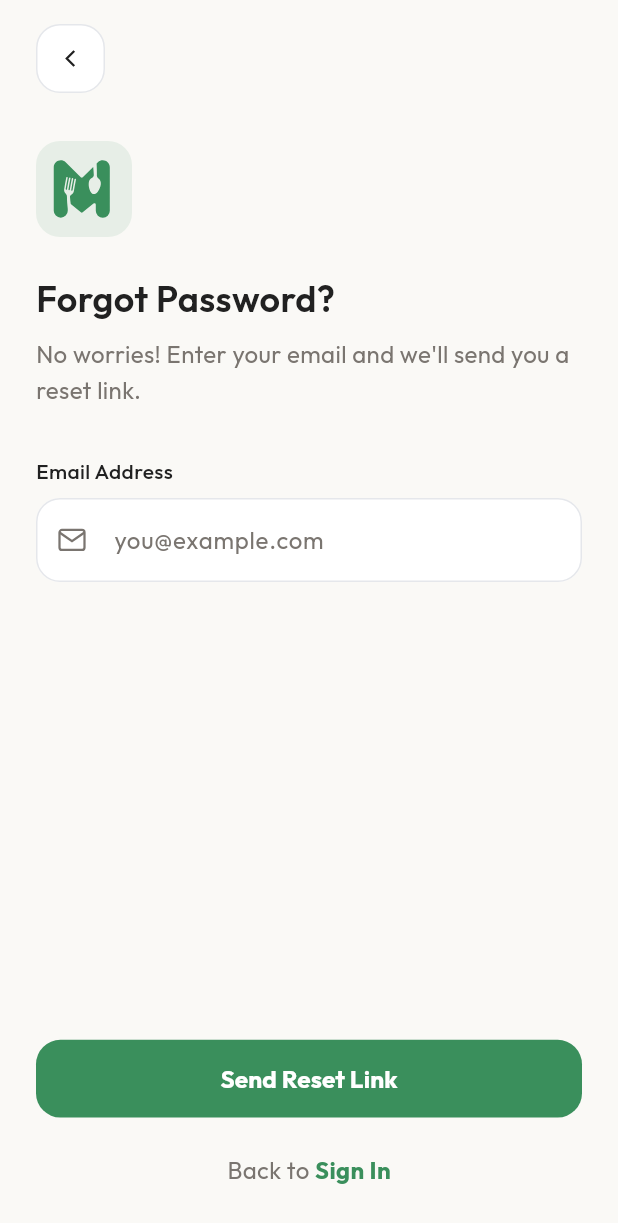
After one commit to Betopia24/sami-nawari-daily-meal-and-grocery-app, a Flutter app: the ForgotpasswordView screen opened by its route, on a phone screen of 412 x 824 dp. The commit adds this screen. Shown: the top 1223 px of the screen. Run offline on Flutter 3.47's test engine with Material 3 defaults, Android fonts, the phone set to English and light mode, and no system bars; our stand-ins replace flutter_screenutil, flutter_svg, get, google_fonts, pinput.

Commit message:
Forgot password and otp screen ui completed

```diff
--- /dev/null
+++ b/lib/app/modules/common/auth/forgotpassword/controllers/forgotpassword_controller.dart
@@ -0,0 +1,38 @@
+import 'package:flutter/widgets.dart';
+import 'package:get/get.dart';
+
+import '../../../../../routes/app_routes.dart';
+
+class ForgotpasswordController extends GetxController {
+  final formKey = GlobalKey<FormState>();
+  final emailController = TextEditingController();
+
+  @override
+  void onClose() {
+    emailController.dispose();
+    super.onClose();
+  }
+
+  String? validateEmail(String? value) {
+    if (value == null || value.isEmpty) {
+      return 'Email is required';
+    }
+    // Basic email validation
+    final emailRegex = RegExp(r'^[\w-\.]+@([\w-]+\.)+[\w-]{2,4}$');
+    if (!emailRegex.hasMatch(value)) {
+      return 'Please enter a valid email address';
+    }
+    return null;
+  }
+
+  void sendResetLink() {
+    if (formKey.currentState!.validate()) {
+      print('Send Reset Link clicked');
+      Get.toNamed(Routes.otp, arguments: emailController.text);
+    }
+  }
+
+  void goBackToSignIn() {
+    Get.back();
+  }
+}
--- /dev/null
+++ b/lib/app/modules/common/auth/forgotpassword/views/forgotpassword_view.dart
@@ -0,0 +1,140 @@
+import 'package:flutter/material.dart';
+import 'package:flutter_svg/flutter_svg.dart';
+import 'package:get/get.dart';
+import 'package:google_fonts/google_fonts.dart';
+
+import '../../../../../../core/utils/app_assets.dart';
+import '../../../../../../core/utils/app_colors.dart';
+import '../../../../../../core/utils/app_strings.dart';
+import '../../../../../widgets/custom_text_field.dart';
+import '../../../../../widgets/primary_button.dart';
+import '../../widgets/auth_footer.dart';
+import '../controllers/forgotpassword_controller.dart';
+
+class ForgotpasswordView extends GetView<ForgotpasswordController> {
+  const ForgotpasswordView({super.key});
+
+  @override
+  Widget build(BuildContext context) {
+    return Scaffold(
+      backgroundColor: AppColors.background,
+      body: SafeArea(
+        child: Column(
+          crossAxisAlignment: CrossAxisAlignment.start,
+          children: [
+            Padding(
+              padding: const EdgeInsets.only(left: 24.0, top: 16.0),
+              child: GestureDetector(
+                onTap: controller.goBackToSignIn,
+                child: Container(
+                  padding: const EdgeInsets.all(12),
+                  decoration: BoxDecoration(
+                    color: Colors.white,
+                    borderRadius: BorderRadius.circular(16),
+                    border: Border.all(color: const Color(0xFFE5E7EB)),
+                  ),
+                  child: SvgPicture.asset(
+                    AppAssets.backArrowIcon,
+                    width: 20,
+                    height: 20,
+                    colorFilter: const ColorFilter.mode(
+                      AppColors.textPrimary,
+                      BlendMode.srcIn,
+                    ),
+                  ),
+                ),
+              ),
+            ),
+            Expanded(
+              child: CustomScrollView(
+                slivers: [
+                  SliverFillRemaining(
+                    hasScrollBody: false,
+                    child: Padding(
+                      padding: const EdgeInsets.symmetric(horizontal: 24.0),
+                      child: Form(
+                        key: controller.formKey,
+                        child: Column(
+                          crossAxisAlignment: CrossAxisAlignment.start,
+                          children: [
+                            const SizedBox(height: 32),
+                            Container(
+                              width: 64,
+                              height: 64,
+                              decoration: BoxDecoration(
+                                color: AppColors.primary.withValues(alpha: 0.1),
+                                borderRadius: BorderRadius.circular(16),
+                              ),
+                              child: Center(
+                                child: Transform.scale(
+                                  scale: 5,
+                                  child: SvgPicture.asset(
+                                    AppAssets.logoSvg,
+                                    width: 24,
+                                    height: 24,
+                                    colorFilter: const ColorFilter.mode(
+                                      AppColors.primary,
+                                      BlendMode.srcIn,
+                                    ),
+                                  ),
+                                ),
+                              ),
+                            ),
+                            const SizedBox(height: 24),
+                            Text(
+                              AppStrings.forgotPasswordTitle,
+                              style: GoogleFonts.outfit(
+                                fontSize: 24,
+                                fontWeight: FontWeight.w600,
+                                color: AppColors.textPrimary,
+                              ),
+                            ),
+                            const SizedBox(height: 8),
+                            Text(
+                              AppStrings.forgotPasswordSubtitle,
+                              style: GoogleFonts.outfit(
+                                fontSize: 16,
+                                color: AppColors.textSecondary,
+                                height: 1.5,
+                              ),
+                            ),
+                            const SizedBox(height: 32),
+                            // Email Field
+                            CustomTextField(
+                              label: AppStrings.emailLabel,
+                              hint: AppStrings.emailHint,
+                              prefixIcon: AppAssets.mailIcon,
+                              controller: controller.emailController,
+                              keyboardType: TextInputType.emailAddress,
+                              validator: controller.validateEmail,
+                            ),
+                            const Spacer(),
+                            const SizedBox(height: 32),
+                            // Send Reset Link Button
+                            PrimaryButton(
+                              text: AppStrings.sendResetLink,
+                              onPressed: controller.sendResetLink,
+                              showArrow: false,
+                            ),
+                            const SizedBox(height: 24),
+                            // Back to Sign In
+                            AuthFooter(
+                              text: AppStrings.backtoText,
+                              actionText: AppStrings.signIn,
+                              onActionPressed: controller.goBackToSignIn,
+                            ),
+                            const SizedBox(height: 32),
+                          ],
+                        ),
+                      ),
+                    ),
+                  ),
+                ],
+              ),
+            ),
+          ],
+        ),
+      ),
+    );
+  }
+}
--- a/lib/app/modules/common/auth/signin/controllers/signin_controller.dart
+++ b/lib/app/modules/common/auth/signin/controllers/signin_controller.dart
@@ -59,6 +59,10 @@ class SigninController extends GetxController {
     Get.offNamed(Routes.signup);
   }
 
+  void goToForgotPassword() {
+    Get.toNamed(Routes.forgotpassword);
+  }
+
   void continueWithGoogle() {
     // Implement Google sign in
   }
--- a/lib/app/modules/common/auth/signin/views/signin_view.dart
+++ b/lib/app/modules/common/auth/signin/views/signin_view.dart
@@ -115,9 +115,7 @@ class SigninView extends GetView<SigninController> {
                         ],
                       ),
                       TextButton(
-                        onPressed: () {
-                          // Implement forgot password
-                        },
+                        onPressed: controller.goToForgotPassword,
                         style: TextButton.styleFrom(
                           padding: EdgeInsets.zero,
                           minimumSize: Size.zero,
--- a/lib/app/routes/app_pages.dart
+++ b/lib/app/routes/app_pages.dart
@@ -9,6 +9,10 @@ import '../modules/common/auth/signup/bindings/signup_binding.dart';
 import '../modules/common/auth/signup/views/signup_view.dart';
 import '../modules/common/auth/signin/bindings/signin_binding.dart';
 import '../modules/common/auth/signin/views/signin_view.dart';
+import '../modules/common/auth/forgotpassword/bindings/forgotpassword_binding.dart';
+import '../modules/common/auth/forgotpassword/views/forgotpassword_view.dart';
+import '../modules/common/auth/otp/bindings/otp_binding.dart';
+import '../modules/common/auth/otp/views/otp_view.dart';
 import 'app_routes.dart';
 
 class AppPages {
@@ -42,5 +46,15 @@ class AppPages {
       page: () => const SigninView(),
       binding: SigninBinding(),
     ),
+    GetPage(
+      name: Routes.forgotpassword,
+      page: () => const ForgotpasswordView(),
+      binding: ForgotpasswordBinding(),
+    ),
+    GetPage(
+      name: Routes.otp,
+      page: () => const OtpView(),
+      binding: OtpBinding(),
+    ),
   ];
 }
--- a/lib/app/routes/app_routes.dart
+++ b/lib/app/routes/app_routes.dart
@@ -6,6 +6,8 @@ abstract class Routes {
   static const welcomeauth = _Paths.welcomeauth;
   static const signup = _Paths.signup;
   static const signin = _Paths.signin;
+  static const forgotpassword = _Paths.forgotpassword;
+  static const otp = _Paths.otp;
 }
 
 abstract class _Paths {
@@ -16,4 +18,6 @@ abstract class _Paths {
   static const welcomeauth = '/welcomeauth';
   static const signup = '/signup';
   static const signin = '/signin';
+  static const forgotpassword = '/forgotpassword';
+  static const otp = '/otp';
 }
--- a/lib/app/widgets/custom_text_field.dart
+++ b/lib/app/widgets/custom_text_field.dart
@@ -34,6 +34,7 @@ class CustomTextField extends StatefulWidget {
 
 class _CustomTextFieldState extends State<CustomTextField> {
   late FocusNode _focusNode;
+  final GlobalKey<FormFieldState> _fieldKey = GlobalKey<FormFieldState>();
   bool _hasLostFocus = false;
 
   @override
@@ -72,6 +73,7 @@ class _CustomTextFieldState extends State<CustomTextField> {
         ),
         const SizedBox(height: 8),
         TextFormField(
+          key: _fieldKey,
           controller: widget.controller,
           obscureText: widget.obscureText,
           keyboardType: widget.keyboardType,
@@ -81,12 +83,17 @@ class _CustomTextFieldState extends State<CustomTextField> {
               ? AutovalidateMode.onUserInteraction
               : AutovalidateMode.disabled,
           onChanged: (value) {
-            // If the user starts typing and we already have an error showing
-            // (e.g. from submit button), we want it to validate interactively.
-            // A simple way is to enable autovalidation on first keystroke
-            // ONLY IF the field was empty before or it's a subsequent edit.
-            // But to keep it simple and match request:
-            // we will just let it validate interactively after focus loss or submit.
+            if (_fieldKey.currentState?.hasError ?? false) {
+              if (!_hasLostFocus) {
+                setState(() {
+                  _hasLostFocus = true;
+                });
+                // Force a re-validation immediately so the error clears or updates
+                WidgetsBinding.instance.addPostFrameCallback((_) {
+                  _fieldKey.currentState?.validate();
+                });
+              }
+            }
           },
           style: GoogleFonts.outfit(
             color: AppColors.textPrimary,
--- a/lib/core/utils/app_strings.dart
+++ b/lib/core/utils/app_strings.dart
@@ -6,15 +6,19 @@ class AppStrings {
   // Onboarding Strings
   static const String onboardingLabel1 = 'Meal Planning';
   static const String onboardingTitle1 = 'Plan your meals smarter';
-  static const String onboardingDesc1 = 'Create grocery lists effortlessly and stay on top of your weekly meals — all in one place.';
+  static const String onboardingDesc1 =
+      'Create grocery lists effortlessly and stay on top of your weekly meals — all in one place.';
 
   static const String onboardingLabel2 = 'Smart Recipes';
   static const String onboardingTitle2 = 'Discover recipes you can make now.';
-  static const String onboardingDesc2 = 'Find recipes based on ingredients you already have. Reduce food waste and save time every week.';
+  static const String onboardingDesc2 =
+      'Find recipes based on ingredients you already have. Reduce food waste and save time every week.';
 
   static const String onboardingLabel3 = 'Local Discovery';
-  static const String onboardingTitle3 = 'Explore local food and share with family.';
-  static const String onboardingDesc3 = 'Find homemade food nearby, share grocery lists with your family, and get personalized recommendations.';
+  static const String onboardingTitle3 =
+      'Explore local food and share with family.';
+  static const String onboardingDesc3 =
+      'Find homemade food nearby, share grocery lists with your family, and get personalized recommendations.';
 
   static const String skip = 'Skip';
   static const String next = 'Next';
@@ -28,7 +32,8 @@ class AppStrings {
   static const String usersCount = '2M+';
   static const String usersLabel = 'Users';
   static const String welcomeTitle = 'Your complete\nkitchen companion.';
-  static const String welcomeSubtitle = 'Plan meals, discover recipes, manage groceries, and find homemade food near you.';
+  static const String welcomeSubtitle =
+      'Plan meals, discover recipes, manage groceries, and find homemade food near you.';
   static const String signIn = 'Sign In';
   static const String createAccount = 'Create Account';
   static const String continueAsGuest = 'Continue as Guest';
@@ -57,6 +62,22 @@ class AppStrings {
   static const String confirmPasswordHint = 'Re-enter your password';
   static const String signupButton = 'Create Account';
   static const String alreadyHaveAccount = 'Already have an account? ';
+
+  // Forgot Password Strings
+  static const String forgotPasswordTitle = 'Forgot Password?';
+  static const String forgotPasswordSubtitle =
+      'No worries! Enter your email and we\'ll send you a reset link.';
+  static const String sendResetLink = 'Send Reset Link';
+  static const String backtoText = 'Back to ';
+
+  // OTP Strings
+  static const String otpTitle = 'Check your email';
+  static const String otpSubtitle = 'We sent a 6-digit code to us***@gmail.com';
+  static const String resendCodeIn = 'Resend code in ';
+  static const String resendCode = 'Resend Code';
+  static const String verifyEmail = 'Verify Email';
+  static const String checkSpam = 'Didn\'t receive it? Check your spam folder.';
+
   static const String orSignUpWith = 'or sign up with';
   static const String google = 'Google';
   static const String apple = 'Apple';
--- a/pubspec.yaml
+++ b/pubspec.yaml
@@ -39,6 +39,7 @@ dependencies:
   shared_preferences: ^2.5.5
   flutter_svg: ^2.3.0
   google_fonts: ^8.2.1
+  pinput: ^6.0.2
 
 dev_dependencies:
   flutter_test:
```
Also changed, not shown: lib/app/modules/common/auth/forgotpassword/bindings/forgotpassword_binding.dart (added, +12 -0 lines), lib/app/modules/common/auth/otp/bindings/otp_binding.dart (added, +12 -0 lines), lib/app/modules/common/auth/otp/controllers/otp_controller.dart (added, +83 -0 lines), lib/app/modules/common/auth/otp/views/otp_view.dart (added, +241 -0 lines), pubspec.lock, 2 other files.
